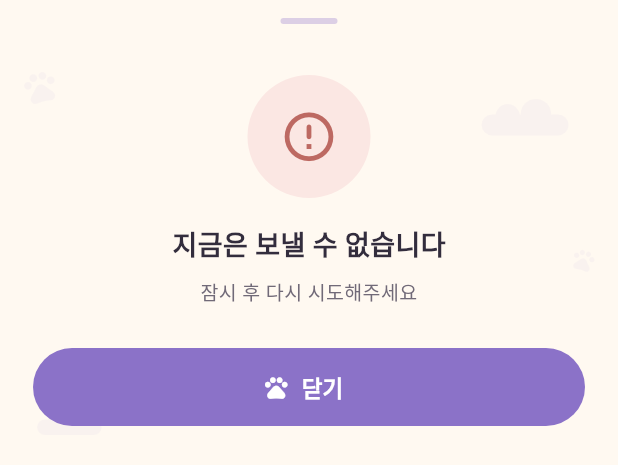
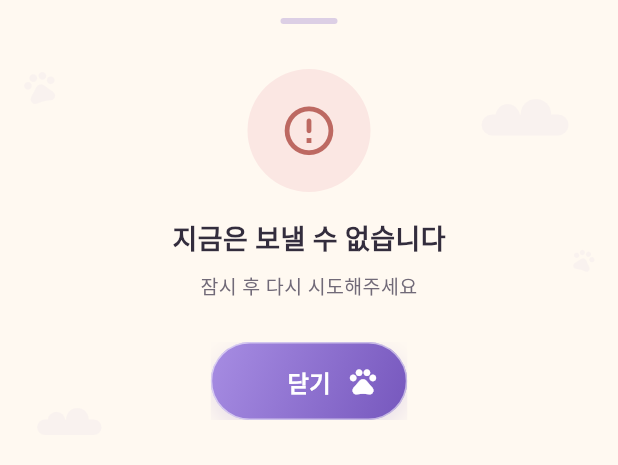
Before and after one commit to GuguGaewoo/petpass, a Flutter app: the _Sheet widget shown alone on an empty page, opened directly with empty values, after a tap on "정확해요", after a tap on "제보 보내기", on a phone screen of 412 x 824 dp. Shown: the top 465 px of the screen. Run offline on Flutter 3.47's test engine with Material 3 defaults, Android fonts, the phone set to English and light mode, and no system bars; our stand-ins replace shared_preferences, supabase_flutter, web; missing offline and left inert: dart:js_interop, dart:ui_web, flutter_naver_map; accounts and stored records are empty.

Commit message:
style: match report sheet CTA to PetPass reference

```diff
--- a/app/lib/presentation/widgets/report_sheet.dart
+++ b/app/lib/presentation/widgets/report_sheet.dart
@@ -10,6 +10,7 @@ import '../../app_state.dart';
 import '../../core/tokens.dart';
 import '../../data/report_repository.dart';
 import '../../domain/models/place_constraint.dart';
+import 'petpass_decor.dart';
 
 Future<void> showReportSheet(
   BuildContext context, {
@@ -102,15 +103,16 @@ class _SheetState extends State<_Sheet> {
             crossAxisAlignment: CrossAxisAlignment.start,
             children: [
               Container(
-                width: 42,
-                height: 42,
+                width: 44,
+                height: 44,
                 decoration: BoxDecoration(
                   color: T.brandSoft,
-                  borderRadius: BorderRadius.circular(14),
+                  borderRadius: BorderRadius.circular(15),
+                  border: Border.all(color: Colors.white),
                 ),
                 child: const Icon(
                   Icons.pets_rounded,
-                  size: 21,
+                  size: 22,
                   color: T.brand,
                 ),
               ),
@@ -178,16 +180,16 @@ class _SheetState extends State<_Sheet> {
                 color: T.mute,
               ),
               filled: true,
-              fillColor: T.paper,
+              fillColor: const Color(0xFFFFFCF7),
               counterStyle: const TextStyle(fontSize: 11, color: T.mute),
               contentPadding: const EdgeInsets.all(14),
               border: OutlineInputBorder(
                 borderRadius: BorderRadius.circular(T.r),
-                borderSide: const BorderSide(color: T.line),
+                borderSide: const BorderSide(color: Color(0xFFE9DFD3)),
               ),
               enabledBorder: OutlineInputBorder(
                 borderRadius: BorderRadius.circular(T.r),
-                borderSide: const BorderSide(color: T.line),
+                borderSide: const BorderSide(color: Color(0xFFE9DFD3)),
               ),
               focusedBorder: OutlineInputBorder(
                 borderRadius: BorderRadius.circular(T.r),
@@ -196,42 +198,10 @@ class _SheetState extends State<_Sheet> {
             ),
           ),
           const SizedBox(height: 6),
-          SizedBox(
-            width: double.infinity,
+          PetPassPrimaryButton(
+            label: _sending ? '전송 중' : '제보 보내기',
             height: 54,
-            child: FilledButton.icon(
             onPressed: _kind == null || _sending ? null : _send,
-              icon: _sending
-                  ? const SizedBox.shrink()
-                  : const Icon(Icons.pets_rounded, size: 19),
-              label: _sending
-                  ? const SizedBox(
-                      width: 18,
-                      height: 18,
-                      child: CircularProgressIndicator(
-                        strokeWidth: 2,
-                        color: Colors.white,
-                      ),
-                    )
-                  : const Text(
-                      '제보 보내기',
-                      style: TextStyle(
-                        fontFamilyFallback: T.kr,
-                        fontSize: 15,
-                        fontWeight: FontWeight.w700,
-                      ),
-                    ),
-              style: FilledButton.styleFrom(
-                backgroundColor: T.brand,
-                foregroundColor: T.onBrand,
-                disabledBackgroundColor: T.line,
-                disabledForegroundColor: T.mute,
-                elevation: 0,
-                shape: RoundedRectangleBorder(
-                  borderRadius: BorderRadius.circular(T.rPill),
-                ),
-              ),
-            ),
           ),
           const SizedBox(height: 11),
           Container(
@@ -278,21 +248,30 @@ class _SheetState extends State<_Sheet> {
         width: double.infinity,
         padding: const EdgeInsets.symmetric(horizontal: 14, vertical: 13),
         decoration: BoxDecoration(
-          color: on ? T.brandSoft : T.paper,
+          color: on ? T.brandSoft : const Color(0xFFFFFCF7),
           border: Border.all(
-            color: on ? T.brand : T.line,
+            color: on ? T.brand : const Color(0xFFE9DFD3),
             width: on ? 1.5 : 1,
           ),
           borderRadius: BorderRadius.circular(T.rCard),
+          boxShadow: on
+              ? const [
+                  BoxShadow(
+                    color: Color(0x138B72C8),
+                    blurRadius: 10,
+                    offset: Offset(0, 4),
+                  ),
+                ]
+              : null,
         ),
         child: Row(
           children: [
             Container(
-              width: 38,
-              height: 38,
+              width: 40,
+              height: 40,
               decoration: BoxDecoration(
                 color: on ? T.card : T.brandMist,
-                borderRadius: BorderRadius.circular(12),
+                borderRadius: BorderRadius.circular(13),
               ),
               child: Icon(
                 _kindIcon(k),
@@ -362,18 +341,21 @@ class _SheetState extends State<_Sheet> {
       mainAxisSize: MainAxisSize.min,
       children: [
         _grip(),
-        const SizedBox(height: 34),
+        const SizedBox(height: 30),
+        if (ok)
+          const PetPassMascot(size: 92)
+        else
           Container(
             width: 82,
             height: 82,
-          decoration: BoxDecoration(
-            color: ok ? T.brandSoft : T.stopBg,
+            decoration: const BoxDecoration(
+              color: T.stopBg,
               shape: BoxShape.circle,
             ),
-          child: Icon(
-            ok ? Icons.pets_rounded : Icons.error_outline_rounded,
+            child: const Icon(
+              Icons.error_outline_rounded,
               size: 39,
-            color: ok ? T.brand : T.stop,
+              color: T.stop,
             ),
           ),
         const SizedBox(height: 18),
@@ -398,29 +380,10 @@ class _SheetState extends State<_Sheet> {
           ),
         ),
         const SizedBox(height: 26),
-        SizedBox(
-          width: double.infinity,
+        PetPassPrimaryButton(
+          label: '닫기',
           height: 52,
-          child: FilledButton.icon(
           onPressed: () => Navigator.of(context).pop(),
-            icon: const Icon(Icons.pets_rounded, size: 18),
-            label: const Text(
-              '닫기',
-              style: TextStyle(
-                fontFamilyFallback: T.kr,
-                fontSize: 15,
-                fontWeight: FontWeight.w700,
-              ),
-            ),
-            style: FilledButton.styleFrom(
-              backgroundColor: T.brand,
-              foregroundColor: T.onBrand,
-              elevation: 0,
-              shape: RoundedRectangleBorder(
-                borderRadius: BorderRadius.circular(T.rPill),
-              ),
-            ),
-          ),
         ),
       ],
     );
```
Lines whose indentation alone changed are shown as unchanged.
